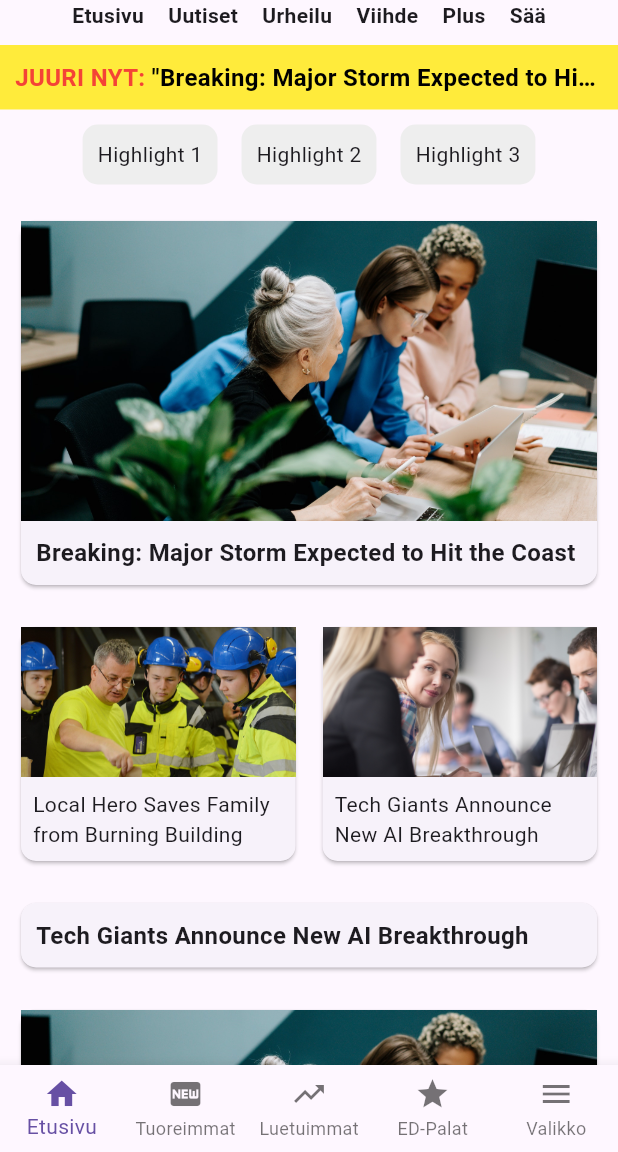
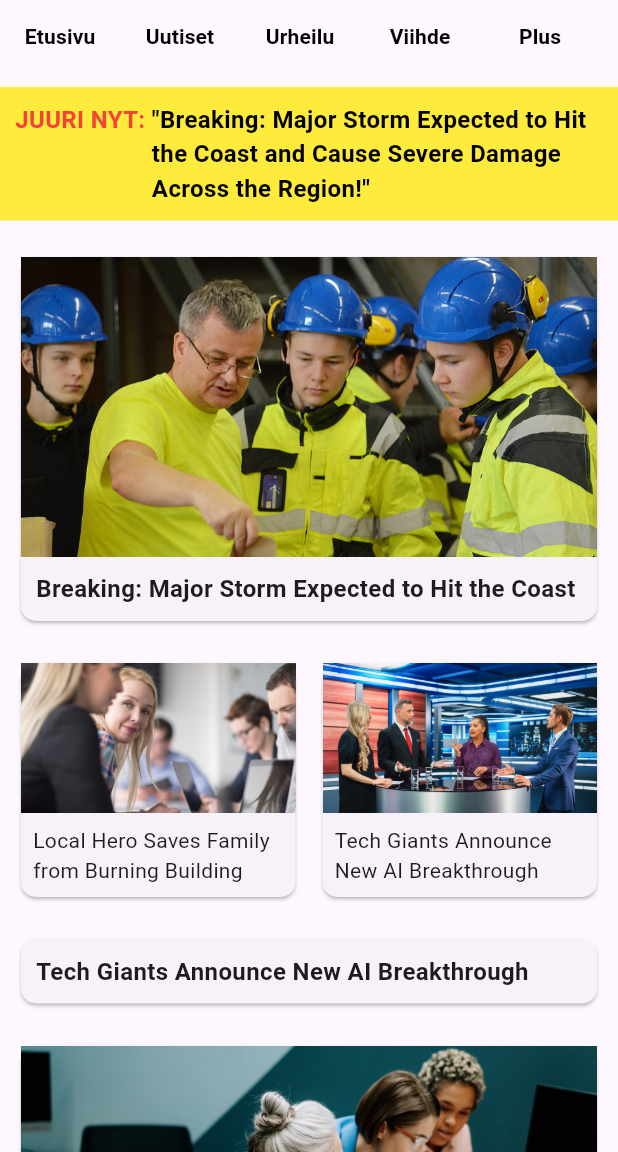
Before and after one commit to JaamoK/flutter_application_1, a Flutter app: the screen it shows after launch, on a phone screen of 412 x 824 dp, the part 84-1236 px from its top. Run offline on Flutter 3.47's test engine with Material 3 defaults, Android fonts, the phone set to English and light mode, and no system bars.

```diff
--- /dev/null
+++ b/ImageChecker.dart
@@ -0,0 +1,31 @@
+import 'dart:io';
+
+void main() {
+  const assetsFolder = 'assets';
+  const outputFile = 'lib/generated_assets.dart';
+
+  final buffer = StringBuffer();
+  buffer.writeln('// GENERATED FILE - DO NOT MODIFY');
+  buffer.writeln('class GeneratedAssets {');
+  buffer.writeln('  static const List<String> images = [');
+
+  final directory = Directory(assetsFolder);
+  if (!directory.existsSync()) {
+    print('Error: $assetsFolder folder does not exist.');
+    return;
+  }
+
+  final files = directory.listSync(recursive: true);
+  for (final file in files) {
+    if (file is File && (file.path.endsWith('.png') || file.path.endsWith('.jpg'))) {
+      final relativePath = file.path.replaceAll('\\', '/'); // Normalize paths for Flutter
+      buffer.writeln("    '$relativePath',");
+    }
+  }
+
+  buffer.writeln('  ];');
+  buffer.writeln('}');
+
+  File(outputFile).writeAsStringSync(buffer.toString());
+  print('Generated $outputFile with ${files.length} assets.');
+}
--- /dev/null
+++ b/lib/generated_assets.dart
@@ -0,0 +1,11 @@
+// GENERATED FILE - DO NOT MODIFY
+class GeneratedAssets {
+  static const List<String> images = [
+    'assets/831d697bddf192c66e867465f48131ecf50385e4817dd05fc30617ed30030768.png',
+    'assets/b2cd06aad0abb759d9c9afce52db5e0f6722bad968c605f1def46c21fba42a51.png',
+    'assets/iStock-1407702568-1920x1080-1-3511640845.png',
+    'assets/news_placeholder.png',
+    'assets/news_placeholder1.png',
+    'assets/news_placeholder2.png',
+  ];
+}
--- a/lib/main.dart
+++ b/lib/main.dart
@@ -1,4 +1,6 @@
+import 'dart:math';
 import 'package:flutter/material.dart';
+import 'generated_assets.dart';
 
 void main() {
   runApp(const EduKohutApp());
@@ -24,6 +26,13 @@ class HomeScreen extends StatelessWidget {
 
   @override
   Widget build(BuildContext context) {
+    final random = Random();
+
+    // Function to get a random image from the generated assets
+    String getRandomImage() {
+      return GeneratedAssets.images[random.nextInt(GeneratedAssets.images.length)];
+    }
+
     return Scaffold(
       appBar: AppBar(
         backgroundColor: Colors.white,
@@ -48,7 +57,7 @@ class HomeScreen extends StatelessWidget {
                     foregroundColor: Colors.white,
                     padding: const EdgeInsets.symmetric(horizontal: 10),
                     shape: RoundedRectangleBorder(
-                      borderRadius: BorderRadius.zero, // Makes the button rectangular
+                      borderRadius: BorderRadius.zero,
                     ),
                   ),
                   child: const Text('Tilaa Plus'),
@@ -70,31 +79,13 @@ class HomeScreen extends StatelessWidget {
           SingleChildScrollView(
             scrollDirection: Axis.horizontal,
             child: Row(
-              children: const [
-                Padding(
-                  padding: EdgeInsets.symmetric(horizontal: 8.0),
-                  child: Text('Etusivu', style: TextStyle(fontWeight: FontWeight.bold), ),
-                ),
-                Padding(
-                  padding: EdgeInsets.symmetric(horizontal: 8.0),
-                  child: Text('Uutiset', style: TextStyle(fontWeight: FontWeight.bold), ),
-                ),
-                Padding(
-                  padding: EdgeInsets.symmetric(horizontal: 8.0),
-                  child: Text('Urheilu', style: TextStyle(fontWeight: FontWeight.bold), ),
-                ),
-                Padding(
-                  padding: EdgeInsets.symmetric(horizontal: 8.0),
-                  child: Text('Viihde', style: TextStyle(fontWeight: FontWeight.bold), ),
-                ),
-                Padding(
-                  padding: EdgeInsets.symmetric(horizontal: 8.0),
-                  child: Text('Plus', style: TextStyle(fontWeight: FontWeight.bold), ),
-                ),
-                Padding(
-                  padding: EdgeInsets.symmetric(horizontal: 8.0),
-                  child: Text('Sää', style: TextStyle(fontWeight: FontWeight.bold), ),
-                ),
+              children: [
+                _buildCategoryButton('Etusivu'),
+                _buildCategoryButton('Uutiset'),
+                _buildCategoryButton('Urheilu'),
+                _buildCategoryButton('Viihde'),
+                _buildCategoryButton('Plus'),
+                _buildCategoryButton('Sää'),
               ],
             ),
           ),
@@ -104,7 +95,7 @@ class HomeScreen extends StatelessWidget {
             color: Colors.yellow,
             padding: const EdgeInsets.all(10),
             child: Row(
-              mainAxisAlignment: MainAxisAlignment.start,
+              crossAxisAlignment: CrossAxisAlignment.start,
               children: [
                 const Text(
                   'JUURI NYT: ',
@@ -116,27 +107,15 @@ class HomeScreen extends StatelessWidget {
                 ),
                 Expanded(
                   child: Text(
-                    '"Breaking: Major Storm Expected to Hit the Coast!"', // Example title
+                    '"Breaking: Major Storm Expected to Hit the Coast and Cause Severe Damage Across the Region!"',
                     style: const TextStyle(
                       color: Colors.black,
                       fontWeight: FontWeight.bold,
                       fontSize: 16,
                     ),
-                    overflow: TextOverflow.ellipsis, // Ensures the title doesn't overflow
+                    softWrap: true,
                   ),
                 ),
-              ],
-            ),
-          ),
-          const SizedBox(height: 10),
-          // News Highlights Section
-          SingleChildScrollView(
-            scrollDirection: Axis.horizontal,
-            child: Row(
-              children: [
-                _buildNewsHighlight('Highlight 1'),
-                _buildNewsHighlight('Highlight 2'),
-                _buildNewsHighlight('Highlight 3'),
               ],
             ),
           ),
@@ -149,14 +128,14 @@ class HomeScreen extends StatelessWidget {
                 if (index % 3 == 0) {
                   // Style 1: Big picture with title
                   return _buildStyle1Article(
-                    'assets/news_placeholder.png',
+                    getRandomImage(),
                     _getFakeNewsTitle(index),
                   );
                 } else if (index % 3 == 1) {
                   // Style 2: Two articles side by side
                   return _buildStyle2Articles(
-                    'assets/news_placeholder1.png',
-                    'assets/news_placeholder2.png',
+                    getRandomImage(),
+                    getRandomImage(),
                     _getFakeNewsTitle(index),
                     _getFakeNewsTitle(index + 1),
                   );
@@ -169,44 +148,27 @@ class HomeScreen extends StatelessWidget {
           ),
         ],
       ),
-      bottomNavigationBar: BottomNavigationBar(
-        type: BottomNavigationBarType.fixed,
-        items: const [
-          BottomNavigationBarItem(
-            icon: Icon(Icons.home),
-            label: 'Etusivu',
-          ),
-          BottomNavigationBarItem(
-            icon: Icon(Icons.fiber_new),
-            label: 'Tuoreimmat',
-          ),
-          BottomNavigationBarItem(
-            icon: Icon(Icons.trending_up),
-            label: 'Luetuimmat',
-          ),
-          BottomNavigationBarItem(
-            icon: Icon(Icons.star),
-            label: 'ED-Palat',
-          ),
-          BottomNavigationBarItem(
-            icon: Icon(Icons.menu),
-            label: 'Valikko',
-          ),
-        ],
-      ),
     );
   }
 
-  // Helper Widget for News Highlights
-  Widget _buildNewsHighlight(String title) {
-    return Container(
-      margin: const EdgeInsets.symmetric(horizontal: 8),
-      padding: const EdgeInsets.all(10),
-      decoration: BoxDecoration(
-        color: Colors.grey[200],
-        borderRadius: BorderRadius.circular(10),
+  Widget _buildCategoryButton(String title) {
+    return Padding(
+      padding: const EdgeInsets.symmetric(horizontal: 8.0),
+      child: TextButton(
+        onPressed: () {
+          print('$title button clicked');
+        },
+        style: TextButton.styleFrom(
+          padding: EdgeInsets.zero,
+        ),
+        child: Text(
+          title,
+          style: const TextStyle(
+            fontWeight: FontWeight.bold,
+            color: Colors.black,
+          ),
+        ),
       ),
-      child: Text(title),
     );
   }
 
@@ -235,6 +197,7 @@ class HomeScreen extends StatelessWidget {
                   fontWeight: FontWeight.bold,
                   fontSize: 16,
                 ),
+                softWrap: true,
               ),
             ),
           ],
@@ -268,6 +231,7 @@ class HomeScreen extends StatelessWidget {
                     child: Text(
                       title1,
                       style: const TextStyle(fontSize: 14),
+                      softWrap: true,
                     ),
                   ),
                 ],
@@ -293,6 +257,7 @@ class HomeScreen extends StatelessWidget {
                     child: Text(
                       title2,
                       style: const TextStyle(fontSize: 14),
+                      softWrap: true,
                     ),
                   ),
                 ],
@@ -320,12 +285,14 @@ class HomeScreen extends StatelessWidget {
               fontWeight: FontWeight.bold,
               fontSize: 16,
             ),
+            softWrap: true,
           ),
         ),
       ),
     );
   }
 
+  // Fake news titles
   String _getFakeNewsTitle(int index) {
     final titles = [
       "Breaking: Major Storm Expected to Hit the Coast",
--- a/pubspec.yaml
+++ b/pubspec.yaml
@@ -52,10 +52,7 @@ dev_dependencies:
 # The following section is specific to Flutter packages.
 flutter:
   assets:
-    - assets/logo.png
-    - assets/news_placeholder.png
-    - assets/news_placeholder1.png
-    - assets/news_placeholder2.png
+    - assets/
   # The following line ensures that the Material Icons font is
   # included with your application, so that you can use the icons in
   # the material Icons class.
```
Also changed, not shown: assets/831d697bddf192c66e867465f48131ecf50385e4817dd05fc30617ed30030768.png (added), assets/b2cd06aad0abb759d9c9afce52db5e0f6722bad968c605f1def46c21fba42a51.png (added), assets/iStock-1407702568-1920x1080-1-3511640845.png (added), assets/logo.png (deleted).
